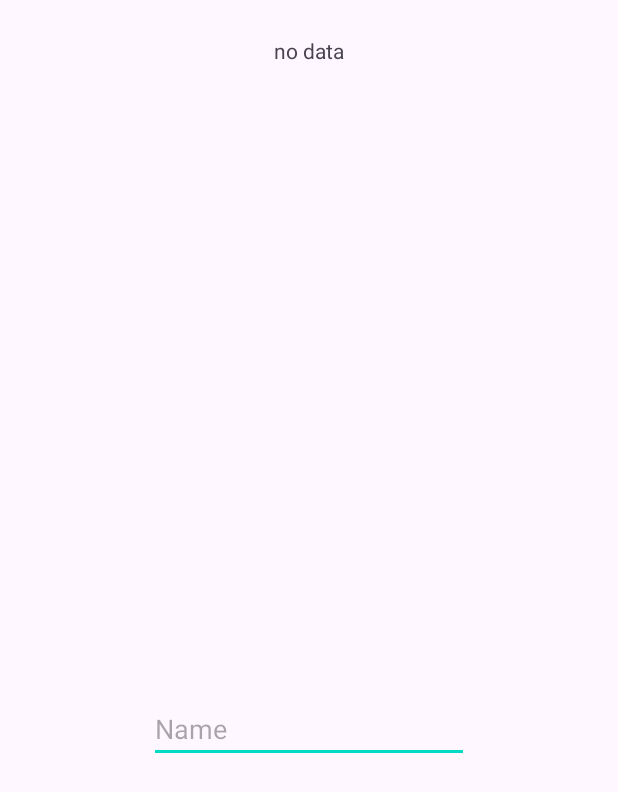
After one commit to hanarahmati/AndroidFanavari40205, an Android app: the IntentExampleActivity screen opened directly, with no data from a screen before it, on a phone screen of 412 x 824 dp. The commit adds this screen. Shown: the top 792 px of the screen. Run offline under Robolectric (Android 15) with nearby library versions, the phone set to English and light mode, and no system bars.

Commit message:
session8 part1

```diff
--- /dev/null
+++ b/app/src/main/java/co/fanavari/androidfanavari40205/Constants.kt
@@ -0,0 +1,5 @@
+package co.fanavari.androidfanavari40205
+
+object Constants {
+    const val CLASS_NO = "classNo"
+}
--- /dev/null
+++ b/app/src/main/java/co/fanavari/androidfanavari40205/IntentExampleActivity.kt
@@ -0,0 +1,35 @@
+package co.fanavari.androidfanavari40205
+
+import android.app.Activity
+import android.content.Intent
+import androidx.appcompat.app.AppCompatActivity
+import android.os.Bundle
+import co.fanavari.androidfanavari40205.databinding.ActivityIntentExampleBinding
+
+class IntentExampleActivity : AppCompatActivity() {
+    private lateinit var binding: ActivityIntentExampleBinding
+    override fun onCreate(savedInstanceState: Bundle?) {
+        super.onCreate(savedInstanceState)
+        binding = ActivityIntentExampleBinding.inflate(layoutInflater)
+        setContentView(binding.root)
+
+        val bundle: Bundle? = intent.extras
+
+        bundle?.let {
+            val mentorName = "mentor name is " +
+                    "${bundle.getString("mentorName")} " +
+                    "class number is" +
+                    "${bundle.getInt(Constants.CLASS_NO)}"
+            binding.textViewMentor.text = mentorName
+        }
+
+        binding.textViewMentor.setOnClickListener {
+            val intent = Intent().apply {
+                putExtra("message", binding.editTextName.text.toString())
+                //putExtra(message, binding.textViewMentor.text)
+            }
+            setResult(Activity.RESULT_OK, intent)
+            finish()
+        }
+    }
+}
--- /dev/null
+++ b/app/src/main/res/layout/activity_intent_example.xml
@@ -0,0 +1,32 @@
+<?xml version="1.0" encoding="utf-8"?>
+<androidx.constraintlayout.widget.ConstraintLayout xmlns:android="http://schemas.android.com/apk/res/android"
+    xmlns:app="http://schemas.android.com/apk/res-auto"
+    xmlns:tools="http://schemas.android.com/tools"
+    android:layout_width="match_parent"
+    android:layout_height="match_parent"
+    tools:context=".IntentExampleActivity">
+
+    <TextView
+        android:id="@+id/textViewMentor"
+        android:layout_width="wrap_content"
+        android:layout_height="wrap_content"
+        android:layout_marginTop="24dp"
+        android:text="no data"
+        app:layout_constraintEnd_toEndOf="parent"
+        app:layout_constraintStart_toStartOf="parent"
+        app:layout_constraintTop_toTopOf="parent" />
+
+    <EditText
+        android:id="@+id/editTextName"
+        android:layout_width="wrap_content"
+        android:layout_height="wrap_content"
+        android:layout_marginTop="104dp"
+        android:ems="10"
+        android:inputType="text"
+        android:hint="Name"
+        app:layout_constraintBottom_toBottomOf="parent"
+        app:layout_constraintEnd_toEndOf="parent"
+        app:layout_constraintStart_toStartOf="parent"
+        app:layout_constraintTop_toBottomOf="@+id/textViewMentor" />
+
+</androidx.constraintlayout.widget.ConstraintLayout>
--- a/app/src/main/res/layout/activity_main.xml
+++ b/app/src/main/res/layout/activity_main.xml
@@ -7,12 +7,16 @@
     tools:context=".MainActivity">
 
     <TextView
+        android:id="@+id/scoreText"
         android:layout_width="wrap_content"
         android:layout_height="wrap_content"
-        android:text="Hello World!"
+        android:text="0"
+        android:textSize="100sp"
         app:layout_constraintBottom_toBottomOf="parent"
         app:layout_constraintEnd_toEndOf="parent"
         app:layout_constraintStart_toStartOf="parent"
         app:layout_constraintTop_toTopOf="parent" />
 
+
+
 </androidx.constraintlayout.widget.ConstraintLayout>
```
Also changed, not shown: app/src/main/AndroidManifest.xml (+10 -5 lines), app/src/main/java/co/fanavari/androidfanavari40205/DashboardActivity.kt (+73 -5 lines), app/src/main/java/co/fanavari/androidfanavari40205/Extentions.kt (added, +9 -0 lines), app/src/main/java/co/fanavari/androidfanavari40205/MainActivity.kt (+18 -1 lines), app/src/main/java/co/fanavari/androidfanavari40205/ScoreViewModel.kt (added, +26 -0 lines), 1 other file.
